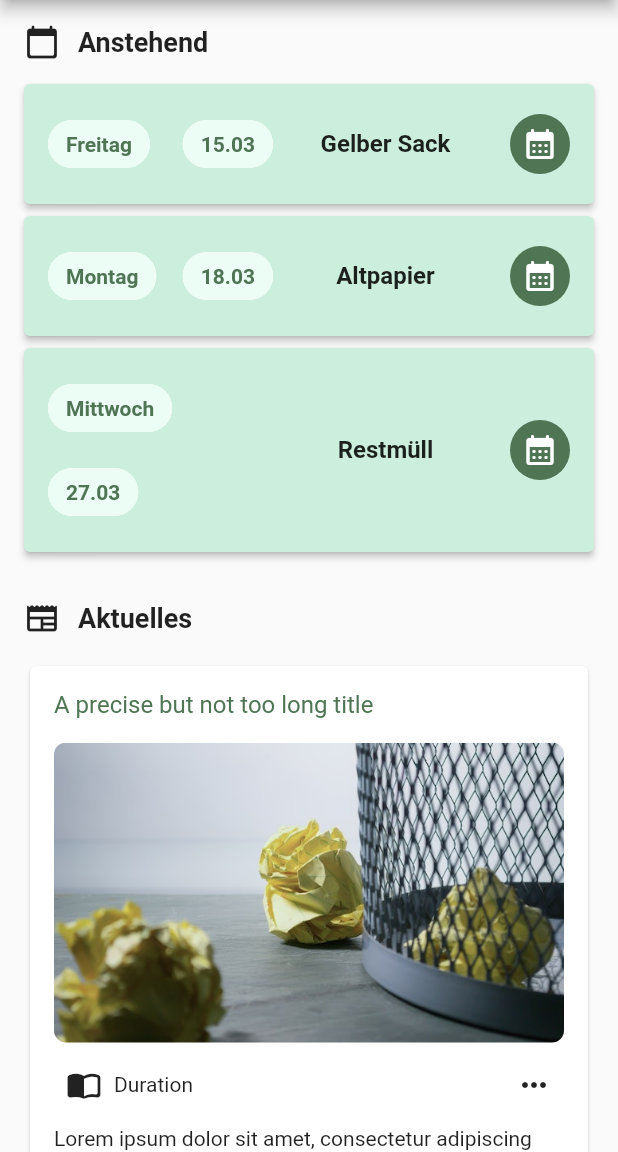
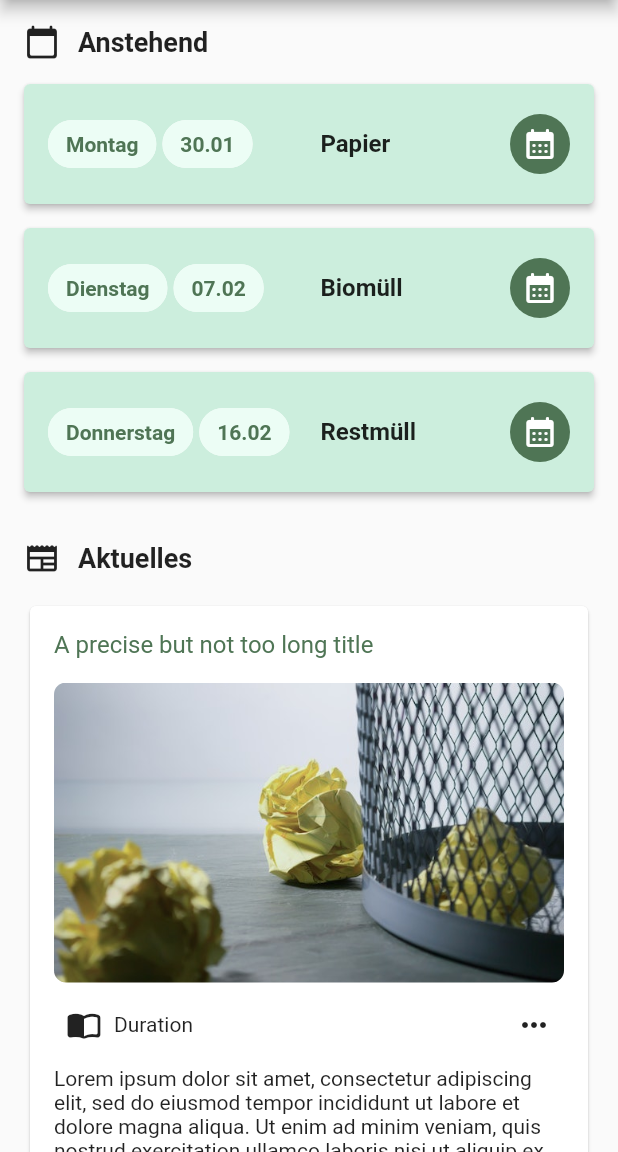
Before and after one commit to WolfyScript/Uni-EMI-Project, a Flutter app: the screen it shows after launch, on a phone screen of 412 x 824 dp, the part 84-1236 px from its top. Run offline on Flutter 3.47's test engine with Material 2 defaults, Android fonts, the phone set to English and light mode, and no system bars; our stand-ins replace table_calendar.

Commit message:
Dynamically create upcoming buttons from fake data

```diff
--- a/lib/pages/start.dart
+++ b/lib/pages/start.dart
@@ -1,4 +1,8 @@
+import 'dart:math';
+
+import 'package:first_flutter_project/dummy_data.dart';
 import 'package:flutter/material.dart';
+import 'package:intl/intl.dart';
 
 import '../navbar/nav_sidebar.dart';
 
@@ -71,20 +75,22 @@ class _MyHomePageState extends State<MyHomePage> {
                       const SizedBox(
                         height: 16,
                       ),
-                      createUpcomingBtn(
-                          context, "Gelber Sack", "Freitag", "15.03"),
+                      ...events.entries
+                          .map(
+                            (e) => createUpcomingBtn(
+                              context,
+                              e.value.type.label,
+                              DateFormat.EEEE('de_DE').format(e.key),
+                              DateFormat("dd.MM").format(e.key),
+                            ),
+                          )
+                          .toList()
+                          .sublist(
+                            0,
+                            min(events.length, 3),
+                          ),
                       const SizedBox(
-                        height: 8,
-                      ),
-                      createUpcomingBtn(
-                          context, "Altpapier", "Montag", "18.03"),
-                      const SizedBox(
-                        height: 8,
-                      ),
-                      createUpcomingBtn(
-                          context, "Restmüll", "Mittwoch", "27.03"),
-                      const SizedBox(
-                        height: 32,
+                        height: 16,
                       ),
                       Row(
                         children: const [
@@ -125,7 +131,9 @@ class _MyHomePageState extends State<MyHomePage> {
 
   Widget createUpcomingBtn(
       BuildContext context, String type, String day, String date) {
-    return ElevatedButton(
+    return Container(
+      padding: const EdgeInsets.only(bottom: 16),
+      child: ElevatedButton(
         onPressed: () {},
         style: const ButtonStyle(
           padding: MaterialStatePropertyAll(
@@ -142,13 +150,13 @@ class _MyHomePageState extends State<MyHomePage> {
             crossAxisAlignment: CrossAxisAlignment.center,
             children: <Widget>[
               Expanded(
-              flex: 1,
+                flex: 3,
                 child: Wrap(
                   direction: Axis.horizontal,
                   crossAxisAlignment: WrapCrossAlignment.center,
-                alignment: WrapAlignment.spaceBetween,
-                spacing: 8,
-                runSpacing: 8,
+                  alignment: WrapAlignment.start,
+                  spacing: 4,
+                  runSpacing: 4,
                   children: [
                     Chip(
                       label: Text(day),
@@ -170,22 +178,26 @@ class _MyHomePageState extends State<MyHomePage> {
                             0xFF4F7555, <int, Color>{0: Color(0xFF4F7555)}),
                       ),
                     ),
-
                   ],
                 ),
               ),
+              const SizedBox(
+                width: 16,
+              ),
               Expanded(
-              flex: 1,
+                flex: 2,
                 child: Text(
                   type,
-                textAlign: TextAlign.center,
+                  textAlign: TextAlign.start,
                   style: const TextStyle(
                       color: Colors.black87,
                       fontSize: 16,
                       fontWeight: FontWeight.bold),
                 ),
               ),
-            const SizedBox(width: 8,),
+              const SizedBox(
+                width: 16,
+              ),
               Ink(
                 decoration: const ShapeDecoration(
                   shape: CircleBorder(),
@@ -202,6 +214,7 @@ class _MyHomePageState extends State<MyHomePage> {
                 ),
               ),
             ],
+          ),
         ),
       ),
     );
```
Lines whose indentation alone changed are shown as unchanged.
